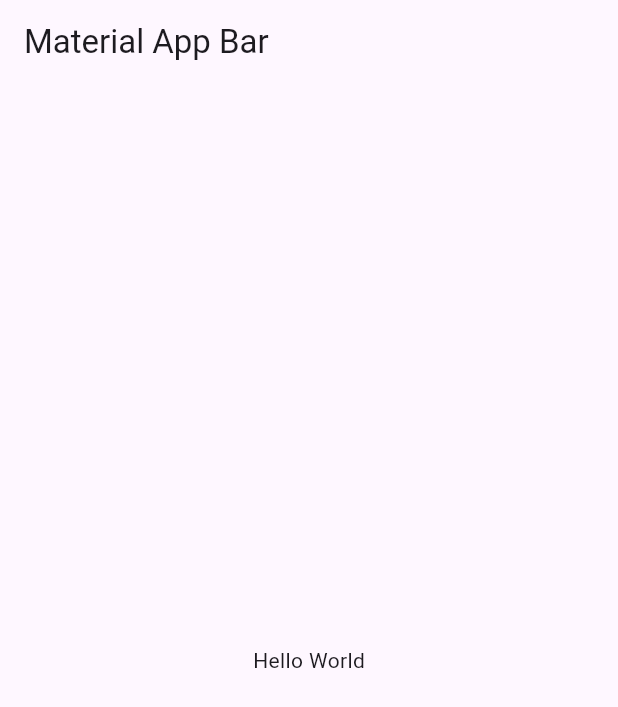
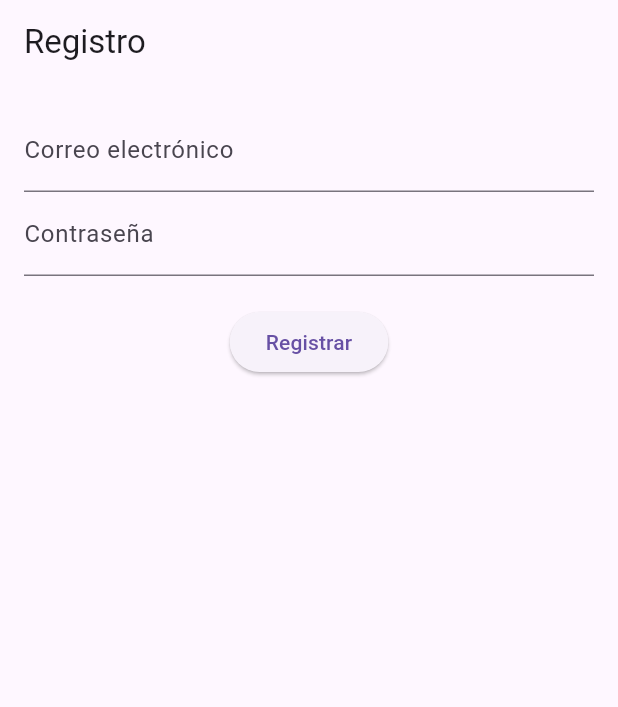
Before and after one commit to yetzabeth/flutter_project, a Flutter app: the screen it shows after launch, on a phone screen of 412 x 824 dp. Shown: the top 707 px of the screen. Run offline on Flutter 3.47's test engine with Material 3 defaults, Android fonts, the phone set to English and light mode, and no system bars; our stand-ins replace firebase_auth, firebase_core, flutter_onboarding_slider, flutter_svg; accounts and stored records are empty.

Commit message:
feat: Agregar registro de usuarios con Firebase

```diff
--- a/flutter_firebase_login/lib/main.dart
+++ b/flutter_firebase_login/lib/main.dart
@@ -1,33 +1,26 @@
 import 'package:flutter/material.dart';
-import 'package:firebase_core/firebase_core.dart'; // Importa Firebase Core
-import 'firebase_options.dart'; // Importa las opciones de Firebase generadas
+import 'package:firebase_core/firebase_core.dart';
+import 'firebase_options.dart';
+import 'screens/registration_screen.dart';
 
 void main() async {
   WidgetsFlutterBinding.ensureInitialized();
   await Firebase.initializeApp(
-    // Inicializa Firebase
     options: DefaultFirebaseOptions.currentPlatform,
   );
-
-  runApp(const MyApp());
+  runApp(MyApp());
 }
 
 class MyApp extends StatelessWidget {
-  const MyApp({super.key});
-
   @override
   Widget build(BuildContext context) {
     return MaterialApp(
-      debugShowCheckedModeBanner: false,
-      title: 'Material App',
-      home: Scaffold(
-        appBar: AppBar(
-          title: const Text('Material App Bar'),
-        ),
-        body: const Center(
-          child: Text('Hello World'),
-        ),
+      title: 'Flutter Firebase Login',
+      theme: ThemeData(
+        primarySwatch: Colors.blue,
       ),
+      home:
+          RegistrationScreen(),
     );
   }
 }
--- /dev/null
+++ b/flutter_firebase_login/lib/screens/registration_screen.dart
@@ -0,0 +1,59 @@
+import 'package:flutter/material.dart';
+import '../services/firebase_auth_service.dart';
+
+class RegistrationScreen extends StatefulWidget {
+  @override
+  _RegistrationScreenState createState() => _RegistrationScreenState();
+}
+
+class _RegistrationScreenState extends State<RegistrationScreen> {
+  final _emailController = TextEditingController();
+  final _passwordController = TextEditingController();
+  final FirebaseAuthService _authService = FirebaseAuthService();
+
+  void _register() async {
+    String email = _emailController.text;
+    String password = _passwordController.text;
+
+    try {
+      await _authService.registerWithEmailAndPassword(email, password);
+      // Mostrar mensaje de éxito o redirigir a otra pantalla
+      ScaffoldMessenger.of(context).showSnackBar(
+        SnackBar(content: Text('Registro exitoso')),
+      );
+    } catch (e) {
+      // Manejar errores de registro
+      ScaffoldMessenger.of(context).showSnackBar(
+        SnackBar(content: Text('Error: $e')),
+      );
+    }
+  }
+
+  @override
+  Widget build(BuildContext context) {
+    return Scaffold(
+      appBar: AppBar(title: Text('Registro')),
+      body: Padding(
+        padding: const EdgeInsets.all(16.0),
+        child: Column(
+          children: [
+            TextField(
+              controller: _emailController,
+              decoration: InputDecoration(labelText: 'Correo electrónico'),
+            ),
+            TextField(
+              controller: _passwordController,
+              decoration: InputDecoration(labelText: 'Contraseña'),
+              obscureText: true,
+            ),
+            SizedBox(height: 20),
+            ElevatedButton(
+              onPressed: _register,
+              child: Text('Registrar'),
+            ),
+          ],
+        ),
+      ),
+    );
+  }
+}
--- /dev/null
+++ b/flutter_firebase_login/lib/services/firebase_auth_service.dart
@@ -0,0 +1,14 @@
+import 'package:firebase_auth/firebase_auth.dart';
+
+class FirebaseAuthService {
+  final FirebaseAuth _auth = FirebaseAuth.instance;
+
+  Future<User?> registerWithEmailAndPassword(
+      String email, String password) async {
+    UserCredential result = await _auth.createUserWithEmailAndPassword(
+      email: email,
+      password: password,
+    );
+    return result.user;
+  }
+}
--- a/flutter_firebase_login/pubspec.yaml
+++ b/flutter_firebase_login/pubspec.yaml
@@ -36,6 +36,7 @@ dependencies:
   # Use with the CupertinoIcons class for iOS style icons.
   cupertino_icons: ^1.0.8
   firebase_core: ^3.5.0
+  firebase_auth: ^5.3.0
 
 dev_dependencies:
   flutter_test:
```
Also changed, not shown: flutter_firebase_login/pubspec.lock, 4 other files.
